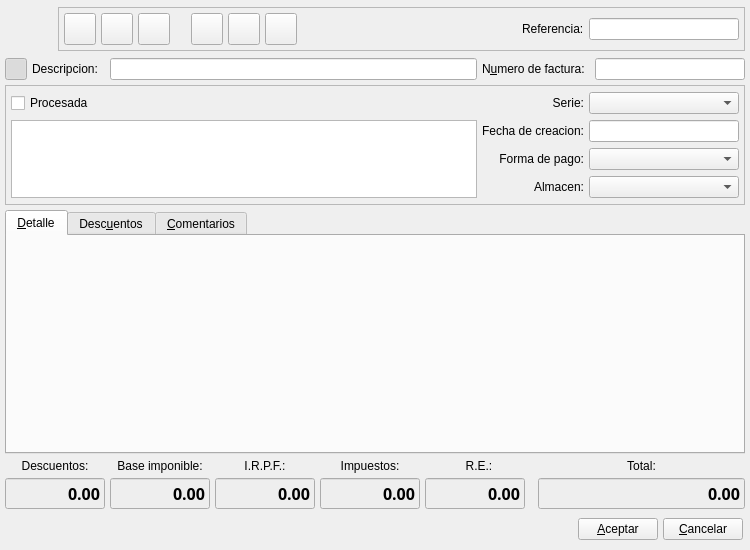
First picture: the form in bulmages/bulmafact/src/facturabase.ui, repository eboladev/Bulmages-1, before the edit.
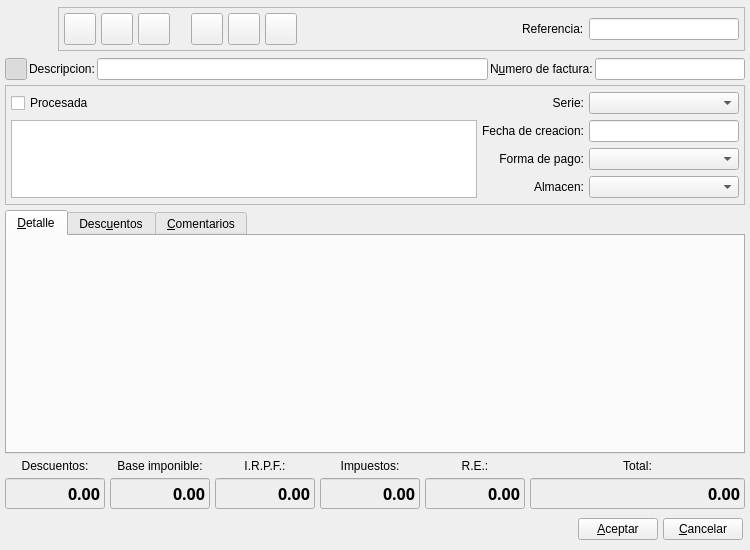
Second picture: the form after the edit. Icons and pictures are not drawn. Custom widgets are drawn as their Qt base class.

The edit to the form file:
```diff
--- a/bulmages/bulmafact/src/facturabase.ui
+++ b/bulmages/bulmafact/src/facturabase.ui
@@ -38,7 +38,7 @@
    <property name="verticalSpacing" >
     <number>5</number>
    </property>
-   <item row="0" column="0" colspan="9" >
+   <item row="0" column="0" colspan="6" >
     <layout class="QHBoxLayout" >
      <property name="spacing" >
       <number>5</number>
@@ -379,6 +379,9 @@
           <property name="text" >
            <string>Referencia:</string>
           </property>
+          <property name="buddy" >
+           <cstring>mui_reffactura</cstring>
+          </property>
          </widget>
         </item>
         <item>
@@ -402,7 +405,9 @@
      </item>
     </layout>
    </item>
-   <item row="1" column="0" >
+   <item row="1" column="0" colspan="6" >
+    <layout class="QHBoxLayout" >
+     <item>
     <widget class="QToolButton" name="mui_detalles" >
      <property name="minimumSize" >
       <size>
@@ -442,14 +447,23 @@
      </property>
     </widget>
    </item>
-   <item row="1" column="1" >
+     <item>
     <widget class="QLabel" name="label7" >
+       <property name="sizePolicy" >
+        <sizepolicy vsizetype="Fixed" hsizetype="Preferred" >
+         <horstretch>0</horstretch>
+         <verstretch>0</verstretch>
+        </sizepolicy>
+       </property>
      <property name="text" >
       <string>Descripcion:</string>
      </property>
-    </widget>
-   </item>
-   <item row="1" column="2" colspan="4" >
+       <property name="buddy" >
+        <cstring>mui_descfactura</cstring>
+       </property>
+      </widget>
+     </item>
+     <item>
     <widget class="QLineEdit" name="mui_descfactura" >
      <property name="sizePolicy" >
       <sizepolicy vsizetype="Preferred" hsizetype="Expanding" >
@@ -459,8 +473,14 @@
      </property>
     </widget>
    </item>
-   <item row="1" column="6" colspan="2" >
+     <item>
     <widget class="QLabel" name="label6" >
+       <property name="sizePolicy" >
+        <sizepolicy vsizetype="Fixed" hsizetype="Preferred" >
+         <horstretch>0</horstretch>
+         <verstretch>0</verstretch>
+        </sizepolicy>
+       </property>
      <property name="text" >
       <string>N&amp;umero de factura:</string>
      </property>
@@ -469,7 +489,7 @@
      </property>
     </widget>
    </item>
-   <item row="1" column="8" >
+     <item>
     <widget class="QLineEdit" name="mui_numfactura" >
      <property name="sizePolicy" >
       <sizepolicy vsizetype="Preferred" hsizetype="Preferred" >
@@ -494,7 +514,9 @@
      </property>
     </widget>
    </item>
-   <item row="2" column="0" colspan="9" >
+    </layout>
+   </item>
+   <item row="2" column="0" colspan="6" >
     <widget class="QFrame" name="frame" >
      <property name="minimumSize" >
       <size>
@@ -543,7 +565,7 @@
       <item row="0" column="1" >
        <widget class="QLabel" name="label10" >
         <property name="sizePolicy" >
-         <sizepolicy vsizetype="Preferred" hsizetype="Preferred" >
+         <sizepolicy vsizetype="Fixed" hsizetype="Preferred" >
           <horstretch>0</horstretch>
           <verstretch>0</verstretch>
          </sizepolicy>
@@ -554,6 +576,9 @@
         <property name="alignment" >
          <set>Qt::AlignRight|Qt::AlignTrailing|Qt::AlignVCenter</set>
         </property>
+        <property name="buddy" >
+         <cstring>mui_codigoserie_factura</cstring>
+        </property>
        </widget>
       </item>
       <item row="0" column="2" >
@@ -571,12 +596,21 @@
       </item>
       <item row="1" column="1" >
        <widget class="QLabel" name="label8" >
+        <property name="sizePolicy" >
+         <sizepolicy vsizetype="Fixed" hsizetype="Preferred" >
+          <horstretch>0</horstretch>
+          <verstretch>0</verstretch>
+         </sizepolicy>
+        </property>
         <property name="text" >
          <string>Fecha de creacion:</string>
         </property>
         <property name="alignment" >
          <set>Qt::AlignRight|Qt::AlignTrailing|Qt::AlignVCenter</set>
         </property>
+        <property name="buddy" >
+         <cstring>mui_ffactura</cstring>
+        </property>
        </widget>
       </item>
       <item row="1" column="2" >
@@ -603,12 +637,21 @@
       </item>
       <item row="2" column="1" >
        <widget class="QLabel" name="label11" >
+        <property name="sizePolicy" >
+         <sizepolicy vsizetype="Fixed" hsizetype="Preferred" >
+          <horstretch>0</horstretch>
+          <verstretch>0</verstretch>
+         </sizepolicy>
+        </property>
         <property name="text" >
          <string>Forma de pago:</string>
         </property>
         <property name="alignment" >
          <set>Qt::AlignRight|Qt::AlignTrailing|Qt::AlignVCenter</set>
         </property>
+        <property name="buddy" >
+         <cstring>mui_idforma_pago</cstring>
+        </property>
        </widget>
       </item>
       <item row="2" column="2" >
@@ -630,7 +673,7 @@
       <item row="3" column="1" >
        <widget class="QLabel" name="mui_labelAlmacen" >
         <property name="sizePolicy" >
-         <sizepolicy vsizetype="Preferred" hsizetype="Preferred" >
+         <sizepolicy vsizetype="Fixed" hsizetype="Preferred" >
           <horstretch>0</horstretch>
           <verstretch>0</verstretch>
          </sizepolicy>
@@ -641,6 +684,9 @@
         <property name="alignment" >
          <set>Qt::AlignRight|Qt::AlignTrailing|Qt::AlignVCenter</set>
         </property>
+        <property name="buddy" >
+         <cstring>mui_idalmacen</cstring>
+        </property>
        </widget>
       </item>
       <item row="3" column="2" >
@@ -649,7 +695,7 @@
      </layout>
     </widget>
    </item>
-   <item row="3" column="0" colspan="9" >
+   <item row="3" column="0" colspan="6" >
     <widget class="QTabWidget" name="m_desdfgs" >
      <property name="enabled" >
       <bool>true</bool>
@@ -751,7 +797,7 @@
      </widget>
     </widget>
    </item>
-   <item row="4" column="0" colspan="2" >
+   <item row="4" column="0" >
     <widget class="QLabel" name="label3" >
      <property name="text" >
       <string>Descuentos:</string>
@@ -761,7 +807,7 @@
      </property>
     </widget>
    </item>
-   <item row="4" column="2" >
+   <item row="4" column="1" >
     <widget class="QLabel" name="label2" >
      <property name="text" >
       <string>Base imponible:</string>
@@ -771,7 +817,7 @@
      </property>
     </widget>
    </item>
-   <item row="4" column="3" >
+   <item row="4" column="2" >
     <widget class="QLabel" name="label4_3" >
      <property name="text" >
       <string>I.R.P.F.:</string>
@@ -781,7 +827,7 @@
      </property>
     </widget>
    </item>
-   <item row="4" column="4" >
+   <item row="4" column="3" >
     <widget class="QLabel" name="label4" >
      <property name="text" >
       <string>Impuestos:</string>
@@ -791,7 +837,7 @@
      </property>
     </widget>
    </item>
-   <item row="4" column="5" colspan="2" >
+   <item row="4" column="4" >
     <widget class="QLabel" name="label4_2" >
      <property name="text" >
       <string>R.E.:</string>
@@ -801,7 +847,7 @@
      </property>
     </widget>
    </item>
-   <item row="4" column="7" colspan="2" >
+   <item row="4" column="5" >
     <widget class="QLabel" name="label1" >
      <property name="text" >
       <string>Total:</string>
@@ -811,7 +857,7 @@
      </property>
     </widget>
    </item>
-   <item row="5" column="0" colspan="2" >
+   <item row="5" column="0" >
     <widget class="QLineEdit" name="m_totalDiscounts" >
      <property name="enabled" >
       <bool>true</bool>
@@ -893,7 +939,7 @@
      </property>
     </widget>
    </item>
-   <item row="5" column="2" >
+   <item row="5" column="1" >
     <widget class="QLineEdit" name="m_totalBases" >
      <property name="minimumSize" >
       <size>
@@ -972,7 +1018,7 @@
      </property>
     </widget>
    </item>
-   <item row="5" column="3" >
+   <item row="5" column="2" >
     <widget class="QLineEdit" name="m_totalIRPF" >
      <property name="minimumSize" >
       <size>
@@ -1051,7 +1097,7 @@
      </property>
     </widget>
    </item>
-   <item row="5" column="4" >
+   <item row="5" column="3" >
     <widget class="QLineEdit" name="m_totalTaxes" >
      <property name="minimumSize" >
       <size>
@@ -1130,7 +1176,7 @@
      </property>
     </widget>
    </item>
-   <item row="5" column="5" colspan="2" >
+   <item row="5" column="4" >
     <widget class="QLineEdit" name="m_totalReqEq" >
      <property name="minimumSize" >
       <size>
@@ -1209,7 +1255,7 @@
      </property>
     </widget>
    </item>
-   <item row="5" column="7" colspan="2" >
+   <item row="5" column="5" >
     <widget class="QLineEdit" name="m_totalfactura" >
      <property name="enabled" >
       <bool>true</bool>
@@ -1285,7 +1331,7 @@
      </property>
     </widget>
    </item>
-   <item row="6" column="0" colspan="9" >
+   <item row="6" column="0" colspan="6" >
     <layout class="QHBoxLayout" >
      <property name="spacing" >
       <number>5</number>
```
Lines whose indentation alone changed are shown as unchanged.
